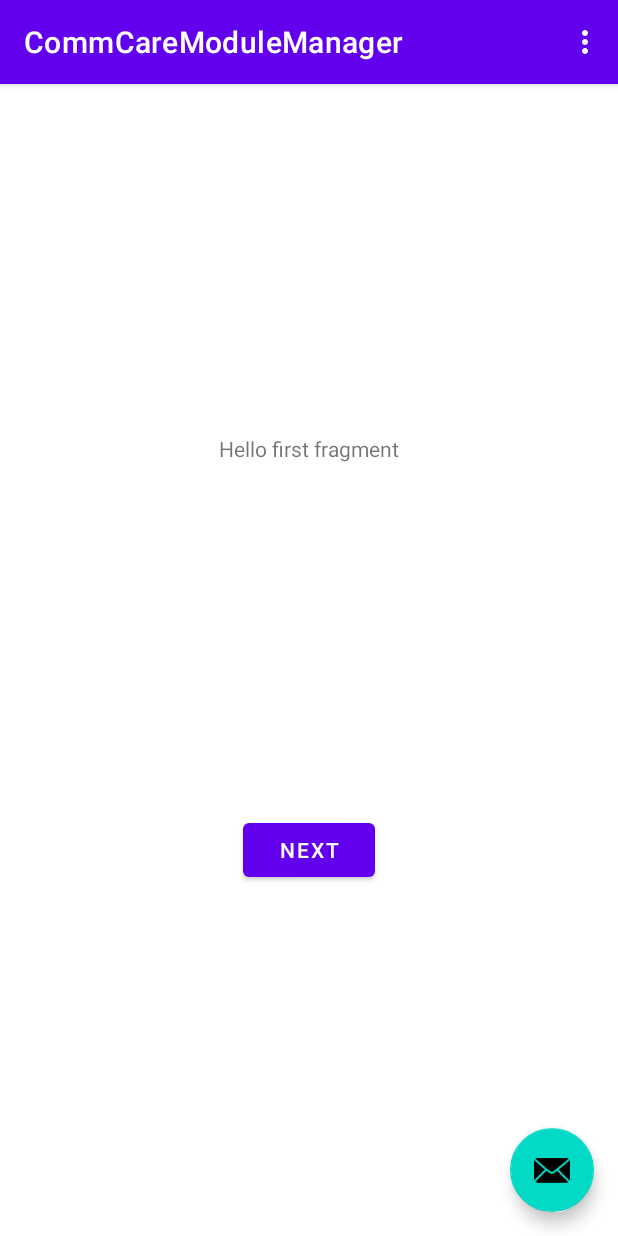
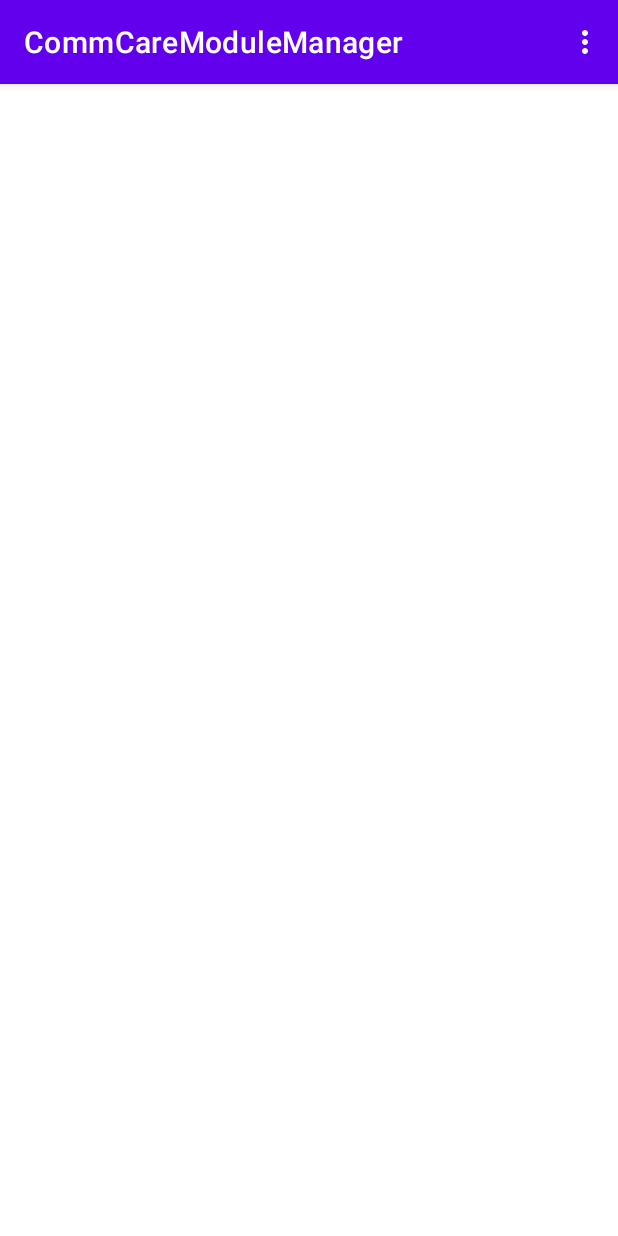
Before and after one commit to KuyoDynamics/CommCareModuleManager, an Android app: the screen it shows after launch (MainActivity), on a phone screen of 412 x 824 dp. Run offline under Robolectric (Android 15) with nearby library versions, the phone set to English and light mode, and no system bars.

Commit message:
Refactor, rename fragments and cleanup strings

```diff
--- a/app/src/main/java/com/example/commcaremodulemanager/FirstFragment.kt
+++ /dev/null
@@ -1,31 +0,0 @@
-package com.example.commcaremodulemanager
-
-import android.os.Bundle
-import androidx.fragment.app.Fragment
-import android.view.LayoutInflater
-import android.view.View
-import android.view.ViewGroup
-import android.widget.Button
-import androidx.navigation.fragment.findNavController
-
-/**
- * A simple [Fragment] subclass as the default destination in the navigation.
- */
-class FirstFragment : Fragment() {
-
-    override fun onCreateView(
-            inflater: LayoutInflater, container: ViewGroup?,
-            savedInstanceState: Bundle?
-    ): View? {
-        // Inflate the layout for this fragment
-        return inflater.inflate(R.layout.fragment_first, container, false)
-    }
-
-    override fun onViewCreated(view: View, savedInstanceState: Bundle?) {
-        super.onViewCreated(view, savedInstanceState)
-
-        view.findViewById<Button>(R.id.button_first).setOnClickListener {
-            findNavController().navigate(R.id.action_FirstFragment_to_SecondFragment)
-        }
-    }
-}
--- a/app/src/main/java/com/example/commcaremodulemanager/SecondFragment.kt
+++ b/app/src/main/java/com/example/commcaremodulemanager/HomeFragment.kt
@@ -5,27 +5,21 @@ import androidx.fragment.app.Fragment
 import android.view.LayoutInflater
 import android.view.View
 import android.view.ViewGroup
-import android.widget.Button
-import androidx.navigation.fragment.findNavController
 
 /**
- * A simple [Fragment] subclass as the second destination in the navigation.
+ * A simple [Fragment] subclass as the default destination in the navigation.
  */
-class SecondFragment : Fragment() {
+class HomeFragment : Fragment() {
 
     override fun onCreateView(
             inflater: LayoutInflater, container: ViewGroup?,
             savedInstanceState: Bundle?
     ): View? {
         // Inflate the layout for this fragment
-        return inflater.inflate(R.layout.fragment_second, container, false)
+        return inflater.inflate(R.layout.fragment_home, container, false)
     }
 
     override fun onViewCreated(view: View, savedInstanceState: Bundle?) {
         super.onViewCreated(view, savedInstanceState)
-
-        view.findViewById<Button>(R.id.button_second).setOnClickListener {
-            findNavController().navigate(R.id.action_SecondFragment_to_FirstFragment)
-        }
     }
 }
--- a/app/src/main/java/com/example/commcaremodulemanager/MainActivity.kt
+++ b/app/src/main/java/com/example/commcaremodulemanager/MainActivity.kt
@@ -14,10 +14,6 @@ class MainActivity : AppCompatActivity() {
         setContentView(R.layout.activity_main)
         setSupportActionBar(findViewById(R.id.toolbar))
 
-        findViewById<FloatingActionButton>(R.id.fab).setOnClickListener { view ->
-            Snackbar.make(view, "Replace with your own action", Snackbar.LENGTH_LONG)
-                    .setAction("Action", null).show()
-        }
     }
 
     override fun onCreateOptionsMenu(menu: Menu): Boolean {
--- a/app/src/main/res/layout/activity_main.xml
+++ b/app/src/main/res/layout/activity_main.xml
@@ -22,12 +22,4 @@
 
     <include layout="@layout/content_main" />
 
-    <com.google.android.material.floatingactionbutton.FloatingActionButton
-        android:id="@+id/fab"
-        android:layout_width="wrap_content"
-        android:layout_height="wrap_content"
-        android:layout_gravity="bottom|end"
-        android:layout_margin="@dimen/fab_margin"
-        app:srcCompat="@android:drawable/ic_dialog_email" />
-
 </androidx.coordinatorlayout.widget.CoordinatorLayout>
--- a/app/src/main/res/layout/fragment_first.xml
+++ /dev/null
@@ -1,28 +0,0 @@
-<?xml version="1.0" encoding="utf-8"?>
-<androidx.constraintlayout.widget.ConstraintLayout xmlns:android="http://schemas.android.com/apk/res/android"
-    xmlns:app="http://schemas.android.com/apk/res-auto"
-    xmlns:tools="http://schemas.android.com/tools"
-    android:layout_width="match_parent"
-    android:layout_height="match_parent"
-    tools:context=".FirstFragment">
-
-    <TextView
-        android:id="@+id/textview_first"
-        android:layout_width="wrap_content"
-        android:layout_height="wrap_content"
-        android:text="@string/hello_first_fragment"
-        app:layout_constraintBottom_toTopOf="@id/button_first"
-        app:layout_constraintEnd_toEndOf="parent"
-        app:layout_constraintStart_toStartOf="parent"
-        app:layout_constraintTop_toTopOf="parent" />
-
-    <Button
-        android:id="@+id/button_first"
-        android:layout_width="wrap_content"
-        android:layout_height="wrap_content"
-        android:text="@string/next"
-        app:layout_constraintBottom_toBottomOf="parent"
-        app:layout_constraintEnd_toEndOf="parent"
-        app:layout_constraintStart_toStartOf="parent"
-        app:layout_constraintTop_toBottomOf="@id/textview_first" />
-</androidx.constraintlayout.widget.ConstraintLayout>
--- /dev/null
+++ b/app/src/main/res/layout/fragment_home.xml
@@ -0,0 +1,7 @@
+<?xml version="1.0" encoding="utf-8"?>
+<androidx.constraintlayout.widget.ConstraintLayout xmlns:android="http://schemas.android.com/apk/res/android"
+    xmlns:app="http://schemas.android.com/apk/res-auto"
+    xmlns:tools="http://schemas.android.com/tools"
+    android:layout_width="match_parent"
+    android:layout_height="match_parent"
+    tools:context=".HomeFragment"/>
--- a/app/src/main/res/menu/menu_main.xml
+++ b/app/src/main/res/menu/menu_main.xml
@@ -5,6 +5,6 @@
     <item
         android:id="@+id/action_settings"
         android:orderInCategory="100"
-        android:title="@string/action_settings"
+        android:title="@string/action_logout"
         app:showAsAction="never" />
 </menu>
--- a/app/src/main/res/navigation/nav_graph.xml
+++ b/app/src/main/res/navigation/nav_graph.xml
@@ -7,22 +7,7 @@
 
     <fragment
         android:id="@+id/FirstFragment"
-        android:name="com.example.commcaremodulemanager.FirstFragment"
+        android:name="com.example.commcaremodulemanager.HomeFragment"
         android:label="@string/first_fragment_label"
-        tools:layout="@layout/fragment_first">
-
-        <action
-            android:id="@+id/action_FirstFragment_to_SecondFragment"
-            app:destination="@id/SecondFragment" />
-    </fragment>
-    <fragment
-        android:id="@+id/SecondFragment"
-        android:name="com.example.commcaremodulemanager.SecondFragment"
-        android:label="@string/second_fragment_label"
-        tools:layout="@layout/fragment_second">
-
-        <action
-            android:id="@+id/action_SecondFragment_to_FirstFragment"
-            app:destination="@id/FirstFragment" />
-    </fragment>
+        tools:layout="@layout/fragment_home"/>
 </navigation>
--- a/app/src/main/res/values/strings.xml
+++ b/app/src/main/res/values/strings.xml
@@ -1,6 +1,6 @@
 <resources>
     <string name="app_name">CommCareModuleManager</string>
-    <string name="action_settings">Settings</string>
+    <string name="action_logout">Logout</string>
     <!-- Strings used for fragments for navigation -->
     <string name="first_fragment_label">First Fragment</string>
     <string name="second_fragment_label">Second Fragment</string>
```
Also changed, not shown: app/src/main/res/layout/fragment_second.xml (deleted, +0 -27 lines).
